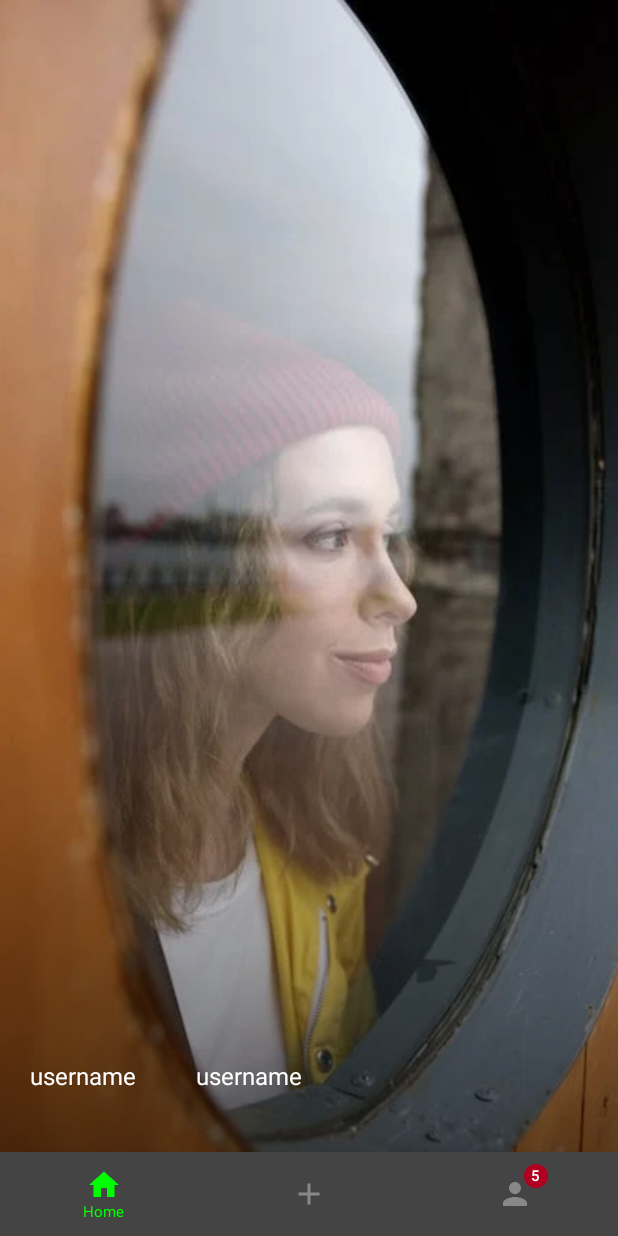
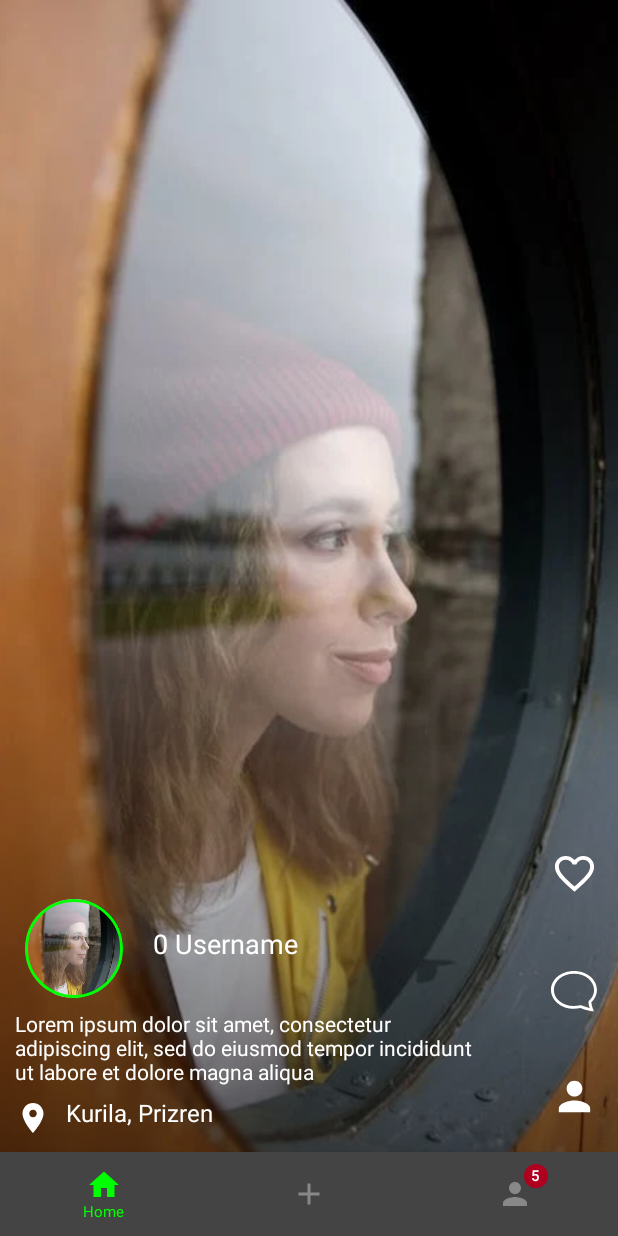
Before and after one commit to FatiGurqiti/Fedra, an Android app built with Jetpack Compose: the screen it shows after launch (MainActivity), on a phone screen of 412 x 824 dp. Run offline under Robolectric (Android 15) with nearby library versions, the phone set to English and light mode, and no system bars.

Commit message:
Add interaction section

```diff
--- a/app/src/main/java/com/fdev/fedra/ui/screens/HomeScreen.kt
+++ b/app/src/main/java/com/fdev/fedra/ui/screens/HomeScreen.kt
@@ -1,25 +1,34 @@
 package com.fdev.fedra.ui.screens
 
-import androidx.compose.foundation.ExperimentalFoundationApi
-import androidx.compose.foundation.Image
-import androidx.compose.foundation.background
+import android.widget.Toast
+import androidx.compose.foundation.*
 import androidx.compose.foundation.layout.*
 import androidx.compose.foundation.pager.VerticalPager
 import androidx.compose.foundation.pager.rememberPagerState
-import androidx.compose.material.Text
-import androidx.compose.runtime.Composable
+import androidx.compose.foundation.shape.CircleShape
+import androidx.compose.material.*
+import androidx.compose.material.icons.Icons
+import androidx.compose.material.icons.filled.*
+import androidx.compose.material.icons.outlined.Favorite
+import androidx.compose.material.icons.twotone.Favorite
+import androidx.compose.runtime.*
+import androidx.compose.ui.Alignment
 import androidx.compose.ui.Modifier
+import androidx.compose.ui.draw.clip
 import androidx.compose.ui.graphics.Brush
 import androidx.compose.ui.graphics.Color
 import androidx.compose.ui.layout.ContentScale
+import androidx.compose.ui.platform.LocalContext
 import androidx.compose.ui.res.painterResource
 import androidx.compose.ui.unit.dp
+import androidx.compose.ui.unit.sp
 import androidx.compose.ui.zIndex
 import com.fdev.fedra.R
 
 @OptIn(ExperimentalFoundationApi::class)
 @Composable
 fun HomeScreen() {
+    val context = LocalContext.current
     val dummyPhotos = arrayListOf(R.drawable.foto_0, R.drawable.foto_1, R.drawable.foto_2)
     val pagerState = rememberPagerState()
     Box(
@@ -30,6 +39,8 @@ fun HomeScreen() {
             state = pagerState,
             key = { dummyPhotos[it] }
         ) { index ->
+            var isLiked by remember { mutableStateOf(false) }
+
             Box(modifier = Modifier.fillMaxSize()) {
                 Image(
                     painter = painterResource(id = dummyPhotos[index]),
@@ -43,14 +54,113 @@ fun HomeScreen() {
 
                 Column(
                     modifier = Modifier
-                        .fillMaxSize()
+                        .fillMaxHeight()
+                        .fillMaxWidth(0.8f)
                         .zIndex(3f),
-                    verticalArrangement = Arrangement.Bottom
+                    verticalArrangement = Arrangement.Bottom,
+                    horizontalAlignment = Alignment.Start
                 ) {
                     Row(modifier = Modifier.fillMaxWidth()) {
-                        Text(text = "username", color = Color.White, modifier = Modifier.padding(20.dp))
-                        Text(text = "username", color = Color.White, modifier = Modifier.padding(20.dp))
+
+                        Spacer(modifier = Modifier.fillMaxSize(0.05f))
+
+                        Image(
+                            painter = painterResource(id = dummyPhotos[index]),
+                            contentDescription = null,
+                            contentScale = ContentScale.Crop,
+                            modifier = Modifier
+                                .fillMaxWidth(0.21f)
+                                .fillMaxHeight(0.08f)
+                                .clip(CircleShape)
+                                .border(2.dp, Color.Green, CircleShape)
+                        )
+
+                        Text(
+                            text = "$index Username",
+                            color = Color.White,
+                            modifier = Modifier.padding(PaddingValues(20.dp, 20.dp, 0.dp, 0.dp)),
+                            fontSize = 18.sp
+                        )
+
                     }
+                    Text(
+                        text = "Lorem ipsum dolor sit amet, consectetur adipiscing elit, sed do eiusmod tempor incididunt ut labore et dolore magna aliqua",
+                        color = Color.White,
+                        modifier = Modifier.padding(10.dp),
+                        fontSize = 14.sp
+                    )
+
+                    Row(modifier = Modifier.fillMaxWidth()) {
+                        Icon(
+                            imageVector = Icons.Filled.LocationOn,
+                            tint = Color.White,
+                            contentDescription = null,
+                            modifier = Modifier.padding(PaddingValues(10.dp, 0.dp, 10.dp, 0.dp)),
+                        )
+
+                        Text(
+                            text = "Kurila, Prizren",
+                            color = Color.White,
+                            fontSize = 16.sp
+                        )
+
+                    }
+
+                    Spacer(
+                        modifier = Modifier
+                            .fillMaxWidth()
+                            .fillMaxHeight(.1f)
+                    )
+                }
+
+                Column(
+                    modifier = Modifier
+                        .fillMaxHeight()
+                        .zIndex(3f),
+                    verticalArrangement = Arrangement.Bottom,
+                    horizontalAlignment = Alignment.End
+                ) {
+
+                    IconButton(onClick = {
+                        isLiked = !isLiked
+                    }) {
+                        Icon(
+                            imageVector = if (isLiked) Icons.Filled.Favorite
+                            else Icons.Filled.FavoriteBorder,
+                            tint = if (isLiked) Color.Red else Color.White,
+                            contentDescription = null,
+                            modifier = Modifier
+                                .fillMaxSize(0.1f)
+                                .padding(PaddingValues(0.dp, 0.dp, 10.dp, 0.dp))
+                        )
+                    }
+
+                    IconButton(onClick = {
+                        Toast.makeText(context,"You opened comments",Toast.LENGTH_SHORT).show()
+                    }) {
+                        Image(
+                            painter = painterResource(id = R.drawable.comment),
+                            contentDescription = null,
+                            modifier = Modifier
+                                .fillMaxSize(0.1f)
+                                .padding(PaddingValues(0.dp, 0.dp, 10.dp, 0.dp))
+                        )
+                    }
+
+                    IconButton(onClick = {
+                        Toast.makeText(context,"99 peple has seen this",Toast.LENGTH_SHORT).show()
+                    },
+                    ) {
+                        Icon(
+                            imageVector = Icons.Filled.Person,
+                            tint = Color.White,
+                            contentDescription = null,
+                            modifier = Modifier
+                                .fillMaxSize(0.1f)
+                                .padding(PaddingValues(0.dp, 0.dp, 10.dp, 0.dp))
+                        )
+                    }
+
                     Spacer(
                         modifier = Modifier
                             .fillMaxWidth()
--- /dev/null
+++ b/app/src/main/res/drawable/comment.xml
@@ -0,0 +1,9 @@
+<vector xmlns:android="http://schemas.android.com/apk/res/android"
+    android:width="70dp"
+    android:height="60dp"
+    android:viewportWidth="90"
+    android:viewportHeight="80">
+  <path
+      android:pathData="M73.271,58.369C72.7,58.927 72.263,59.601 71.99,60.343C71.717,61.085 71.616,61.876 71.692,62.66C72.079,66.291 72.812,69.878 73.882,73.376C66.209,71.646 61.523,69.642 59.395,68.592C58.187,67.996 56.797,67.855 55.489,68.195C51.742,69.168 47.879,69.658 44,69.652C22.022,69.652 5.5,54.613 5.5,37.505C5.5,20.403 22.022,5.358 44,5.358C65.978,5.358 82.5,20.403 82.5,37.505C82.5,45.37 79.106,52.668 73.271,58.369ZM75.982,79.291C77.286,79.543 78.593,79.773 79.904,79.982C81.004,80.154 81.84,79.039 81.406,78.043C80.917,76.921 80.469,75.783 80.063,74.63L80.047,74.576C78.683,70.719 77.572,66.282 77.165,62.151C83.913,55.561 88,46.935 88,37.505C88,16.792 68.299,0 44,0C19.701,0 0,16.792 0,37.505C0,58.219 19.701,75.01 44,75.01C48.358,75.016 52.698,74.465 56.909,73.371C59.769,74.78 65.923,77.346 75.982,79.291Z"
+      android:fillColor="#ffffff"/>
+</vector>
```
